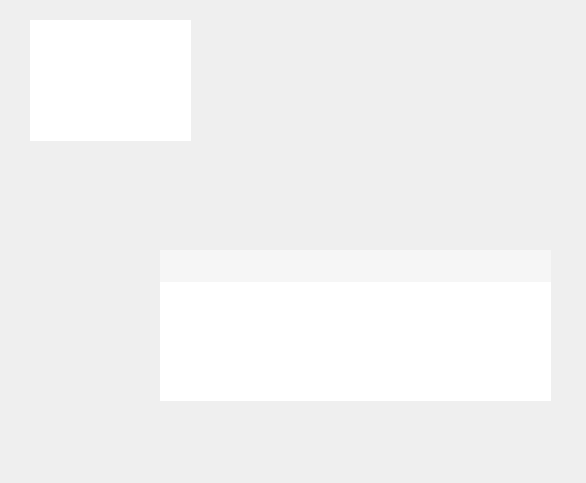
The window that MainWindow.ui (xland/ScreenCapture) describes before a commit, drawn with Qt 5.
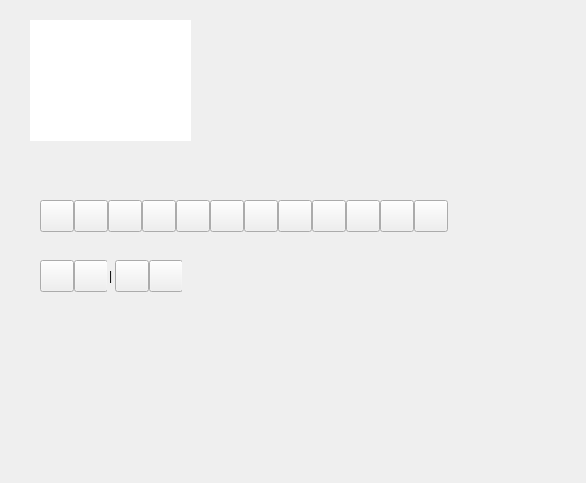
The same window after the commit.

Commit message: rect ellipse btn

Patch:
```diff
--- a/MainWindow.ui
+++ b/MainWindow.ui
@@ -48,36 +48,15 @@
      <enum>QGraphicsView::MinimalViewportUpdate</enum>
     </property>
    </widget>
-   <widget class="QWidget" name="toolContainer" native="true">
-    <property name="geometry">
-     <rect>
-      <x>160</x>
-      <y>250</y>
-      <width>391</width>
-      <height>151</height>
-     </rect>
-    </property>
-    <property name="styleSheet">
-     <string notr="true">#toolContainer{background:#fff}</string>
-    </property>
-    <layout class="QVBoxLayout" name="verticalLayout">
-     <property name="spacing">
-      <number>0</number>
-     </property>
-     <property name="leftMargin">
-      <number>0</number>
-     </property>
-     <property name="topMargin">
-      <number>0</number>
-     </property>
-     <property name="rightMargin">
-      <number>0</number>
-     </property>
-     <property name="bottomMargin">
-      <number>0</number>
-     </property>
-     <item>
       <widget class="QWidget" name="toolMain" native="true">
+    <property name="geometry">
+     <rect>
+      <x>40</x>
+      <y>200</y>
+      <width>408</width>
+      <height>32</height>
+     </rect>
+    </property>
        <property name="minimumSize">
         <size>
          <width>0</width>
@@ -91,10 +70,7 @@
         </size>
        </property>
        <property name="styleSheet">
-        <string notr="true">#toolMain{background:#f6f6f6;}
-#toolMain QPushButton{color:#414141;font-size:13px;border:none;}
-#toolMain QPushButton:hover{background:#e5e5e5;font-size:13px;border:none;}
-#toolMain QPushButton:checked{background:#1677ff;color:#fff;}</string>
+     <string notr="true"/>
        </property>
        <layout class="QHBoxLayout" name="horizontalLayout">
         <property name="spacing">
@@ -113,13 +89,25 @@
          <number>0</number>
         </property>
         <item>
-         <widget class="QPushButton" name="btnRect">
+      <widget class="QPushButton" name="btnRectEllipse">
           <property name="sizePolicy">
            <sizepolicy hsizetype="Preferred" vsizetype="Preferred">
             <horstretch>0</horstretch>
             <verstretch>0</verstretch>
            </sizepolicy>
           </property>
+       <property name="minimumSize">
+        <size>
+         <width>34</width>
+         <height>0</height>
+        </size>
+       </property>
+       <property name="maximumSize">
+        <size>
+         <width>34</width>
+         <height>16777215</height>
+        </size>
+       </property>
           <property name="text">
            <string/>
           </property>
@@ -139,6 +127,18 @@
             <verstretch>0</verstretch>
            </sizepolicy>
           </property>
+       <property name="minimumSize">
+        <size>
+         <width>34</width>
+         <height>0</height>
+        </size>
+       </property>
+       <property name="maximumSize">
+        <size>
+         <width>34</width>
+         <height>16777215</height>
+        </size>
+       </property>
           <property name="text">
            <string/>
           </property>
@@ -158,6 +158,18 @@
             <verstretch>0</verstretch>
            </sizepolicy>
           </property>
+       <property name="minimumSize">
+        <size>
+         <width>34</width>
+         <height>0</height>
+        </size>
+       </property>
+       <property name="maximumSize">
+        <size>
+         <width>34</width>
+         <height>16777215</height>
+        </size>
+       </property>
           <property name="text">
            <string/>
           </property>
@@ -177,6 +189,18 @@
             <verstretch>0</verstretch>
            </sizepolicy>
           </property>
+       <property name="minimumSize">
+        <size>
+         <width>34</width>
+         <height>0</height>
+        </size>
+       </property>
+       <property name="maximumSize">
+        <size>
+         <width>34</width>
+         <height>16777215</height>
+        </size>
+       </property>
           <property name="text">
            <string/>
           </property>
@@ -196,6 +220,18 @@
             <verstretch>0</verstretch>
            </sizepolicy>
           </property>
+       <property name="minimumSize">
+        <size>
+         <width>34</width>
+         <height>0</height>
+        </size>
+       </property>
+       <property name="maximumSize">
+        <size>
+         <width>34</width>
+         <height>16777215</height>
+        </size>
+       </property>
           <property name="text">
            <string/>
           </property>
@@ -215,6 +251,18 @@
             <verstretch>0</verstretch>
            </sizepolicy>
           </property>
+       <property name="minimumSize">
+        <size>
+         <width>34</width>
+         <height>0</height>
+        </size>
+       </property>
+       <property name="maximumSize">
+        <size>
+         <width>34</width>
+         <height>16777215</height>
+        </size>
+       </property>
           <property name="text">
            <string/>
           </property>
@@ -234,6 +282,18 @@
             <verstretch>0</verstretch>
            </sizepolicy>
           </property>
+       <property name="minimumSize">
+        <size>
+         <width>34</width>
+         <height>0</height>
+        </size>
+       </property>
+       <property name="maximumSize">
+        <size>
+         <width>34</width>
+         <height>16777215</height>
+        </size>
+       </property>
           <property name="text">
            <string/>
           </property>
@@ -253,6 +313,18 @@
             <verstretch>0</verstretch>
            </sizepolicy>
           </property>
+       <property name="minimumSize">
+        <size>
+         <width>34</width>
+         <height>0</height>
+        </size>
+       </property>
+       <property name="maximumSize">
+        <size>
+         <width>34</width>
+         <height>16777215</height>
+        </size>
+       </property>
           <property name="text">
            <string/>
           </property>
@@ -272,6 +344,18 @@
             <verstretch>0</verstretch>
            </sizepolicy>
           </property>
+       <property name="minimumSize">
+        <size>
+         <width>34</width>
+         <height>0</height>
+        </size>
+       </property>
+       <property name="maximumSize">
+        <size>
+         <width>34</width>
+         <height>16777215</height>
+        </size>
+       </property>
           <property name="text">
            <string/>
           </property>
@@ -291,6 +375,18 @@
             <verstretch>0</verstretch>
            </sizepolicy>
           </property>
+       <property name="minimumSize">
+        <size>
+         <width>34</width>
+         <height>0</height>
+        </size>
+       </property>
+       <property name="maximumSize">
+        <size>
+         <width>34</width>
+         <height>16777215</height>
+        </size>
+       </property>
           <property name="text">
            <string/>
           </property>
@@ -310,6 +406,18 @@
             <verstretch>0</verstretch>
            </sizepolicy>
           </property>
+       <property name="minimumSize">
+        <size>
+         <width>34</width>
+         <height>0</height>
+        </size>
+       </property>
+       <property name="maximumSize">
+        <size>
+         <width>34</width>
+         <height>16777215</height>
+        </size>
+       </property>
           <property name="text">
            <string/>
           </property>
@@ -329,6 +437,18 @@
             <verstretch>0</verstretch>
            </sizepolicy>
           </property>
+       <property name="minimumSize">
+        <size>
+         <width>34</width>
+         <height>0</height>
+        </size>
+       </property>
+       <property name="maximumSize">
+        <size>
+         <width>34</width>
+         <height>16777215</height>
+        </size>
+       </property>
           <property name="text">
            <string/>
           </property>
@@ -342,9 +462,218 @@
         </item>
        </layout>
       </widget>
+   <widget class="QWidget" name="toolRect" native="true">
+    <property name="geometry">
+     <rect>
+      <x>40</x>
+      <y>260</y>
+      <width>142</width>
+      <height>32</height>
+     </rect>
+    </property>
+    <property name="minimumSize">
+     <size>
+      <width>142</width>
+      <height>32</height>
+     </size>
+    </property>
+    <property name="maximumSize">
+     <size>
+      <width>142</width>
+      <height>32</height>
+     </size>
+    </property>
+    <property name="styleSheet">
+     <string notr="true"/>
+    </property>
+    <layout class="QHBoxLayout" name="horizontalLayout_2">
+     <property name="spacing">
+      <number>2</number>
+     </property>
+     <property name="leftMargin">
+      <number>0</number>
+     </property>
+     <property name="topMargin">
+      <number>0</number>
+     </property>
+     <property name="rightMargin">
+      <number>0</number>
+     </property>
+     <property name="bottomMargin">
+      <number>0</number>
+     </property>
+     <item>
+      <widget class="QWidget" name="widget_2" native="true">
+       <layout class="QHBoxLayout" name="horizontalLayout_4">
+        <property name="spacing">
+         <number>0</number>
+        </property>
+        <property name="leftMargin">
+         <number>0</number>
+        </property>
+        <property name="topMargin">
+         <number>0</number>
+        </property>
+        <property name="rightMargin">
+         <number>0</number>
+        </property>
+        <property name="bottomMargin">
+         <number>0</number>
+        </property>
+        <item>
+         <widget class="QPushButton" name="btnDot">
+          <property name="sizePolicy">
+           <sizepolicy hsizetype="Preferred" vsizetype="Preferred">
+            <horstretch>0</horstretch>
+            <verstretch>0</verstretch>
+           </sizepolicy>
+          </property>
+          <property name="minimumSize">
+           <size>
+            <width>34</width>
+            <height>0</height>
+           </size>
+          </property>
+          <property name="maximumSize">
+           <size>
+            <width>16777215</width>
+            <height>34</height>
+           </size>
+          </property>
+          <property name="text">
+           <string/>
+          </property>
+          <property name="checkable">
+           <bool>true</bool>
+          </property>
+          <property name="autoExclusive">
+           <bool>true</bool>
+          </property>
+         </widget>
      </item>
      <item>
-      <widget class="QWidget" name="widget_3" native="true"/>
+         <widget class="QPushButton" name="btnFill">
+          <property name="sizePolicy">
+           <sizepolicy hsizetype="Preferred" vsizetype="Preferred">
+            <horstretch>0</horstretch>
+            <verstretch>0</verstretch>
+           </sizepolicy>
+          </property>
+          <property name="minimumSize">
+           <size>
+            <width>34</width>
+            <height>0</height>
+           </size>
+          </property>
+          <property name="maximumSize">
+           <size>
+            <width>16777215</width>
+            <height>34</height>
+           </size>
+          </property>
+          <property name="text">
+           <string/>
+          </property>
+          <property name="checkable">
+           <bool>true</bool>
+          </property>
+          <property name="autoExclusive">
+           <bool>true</bool>
+          </property>
+         </widget>
+        </item>
+       </layout>
+      </widget>
+     </item>
+     <item>
+      <widget class="QLabel" name="label">
+       <property name="text">
+        <string>|</string>
+       </property>
+      </widget>
+     </item>
+     <item>
+      <widget class="QWidget" name="widget" native="true">
+       <layout class="QHBoxLayout" name="horizontalLayout_3">
+        <property name="spacing">
+         <number>0</number>
+        </property>
+        <property name="leftMargin">
+         <number>0</number>
+        </property>
+        <property name="topMargin">
+         <number>0</number>
+        </property>
+        <property name="rightMargin">
+         <number>0</number>
+        </property>
+        <property name="bottomMargin">
+         <number>0</number>
+        </property>
+        <item>
+         <widget class="QPushButton" name="btnRect">
+          <property name="sizePolicy">
+           <sizepolicy hsizetype="Preferred" vsizetype="Preferred">
+            <horstretch>0</horstretch>
+            <verstretch>0</verstretch>
+           </sizepolicy>
+          </property>
+          <property name="minimumSize">
+           <size>
+            <width>34</width>
+            <height>0</height>
+           </size>
+          </property>
+          <property name="maximumSize">
+           <size>
+            <width>16777215</width>
+            <height>34</height>
+           </size>
+          </property>
+          <property name="text">
+           <string/>
+          </property>
+          <property name="checkable">
+           <bool>true</bool>
+          </property>
+          <property name="autoExclusive">
+           <bool>true</bool>
+          </property>
+         </widget>
+        </item>
+        <item>
+         <widget class="QPushButton" name="btnEllipse">
+          <property name="sizePolicy">
+           <sizepolicy hsizetype="Preferred" vsizetype="Preferred">
+            <horstretch>0</horstretch>
+            <verstretch>0</verstretch>
+           </sizepolicy>
+          </property>
+          <property name="minimumSize">
+           <size>
+            <width>34</width>
+            <height>0</height>
+           </size>
+          </property>
+          <property name="maximumSize">
+           <size>
+            <width>16777215</width>
+            <height>34</height>
+           </size>
+          </property>
+          <property name="text">
+           <string/>
+          </property>
+          <property name="checkable">
+           <bool>true</bool>
+          </property>
+          <property name="autoExclusive">
+           <bool>true</bool>
+          </property>
+         </widget>
+        </item>
+       </layout>
+      </widget>
      </item>
     </layout>
    </widget>
```
Lines whose indentation alone changed are shown as unchanged. The commit also changes 4 other files.
